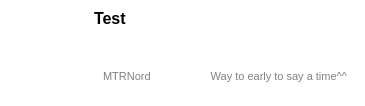
This is qml/ui/room.ui in Nordgedanken/Morpheus as Qt 5 draws it before an edit. The edited form follows.
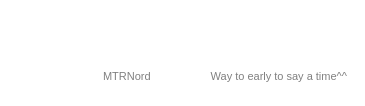
This is the edited form. Icons and pictures are not drawn.

Commit message: Remove UI Defaults too let it look a bit better on loading

```diff
--- a/qml/ui/room.ui
+++ b/qml/ui/room.ui
@@ -129,7 +129,7 @@
          <string notr="true">border: 0;</string>
         </property>
         <property name="text">
-         <string>Test</string>
+         <string/>
         </property>
         <property name="scaledContents">
          <bool>false</bool>
```
The commit also changes 3 other files.
